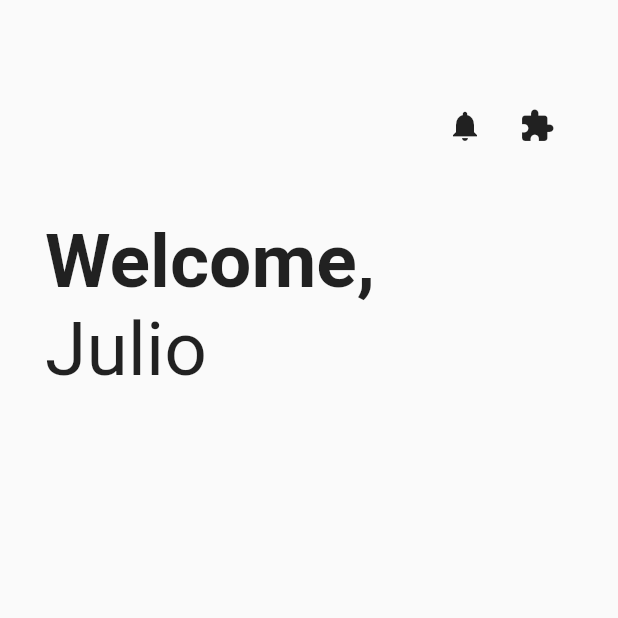
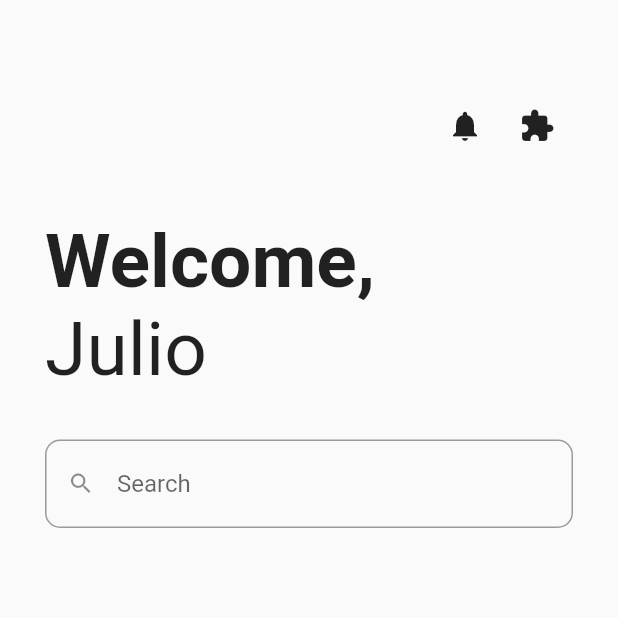
Before and after one commit to jltzbrg/flutter-travel-app, a Flutter app: the screen it shows after launch, on a phone screen of 412 x 824 dp, the top half of it. Run offline on Flutter 3.47's test engine with Material 2 defaults, Android fonts, the phone set to English and light mode, and no system bars.

Commit message:
Create and  styling the TextField

```diff
--- a/lib/main.dart
+++ b/lib/main.dart
@@ -47,7 +47,19 @@ class HomePage extends StatelessWidget {
                   ]),
               style: TextStyle(fontSize: 50),
             ),
-            SizedBox(height: 30)
+            SizedBox(height: 30),
+            TextField(
+              decoration: InputDecoration(
+                  prefixIcon: Icon(
+                    Icons.search,
+                    size: 18,
+                  ),
+                  border: OutlineInputBorder(
+                    borderRadius: BorderRadius.circular(10.0),
+                  ),
+                  hintText: 'Search'),
+            ),
+            SizedBox(height: 80),
           ],
         ),
       ),
```
